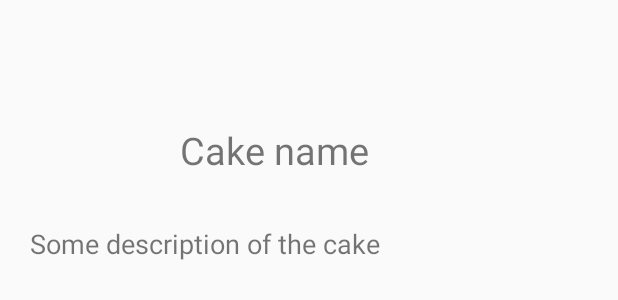
After one commit to SamAmco/waracle-tech-test, an Android app: the layout popup_cake.xml on its own in the app's theme, with its tools: preview values and no code run, on a phone screen of 412 x 824 dp. The commit adds this screen. Shown: the top 300 px of the screen. Run offline under Robolectric (Android 15) with nearby library versions, the phone set to English and light mode, and no system bars.

Commit message:
added a simple popup window to show extra info on click cake items.

```diff
--- a/app/src/main/java/com/example/waracletechtest/ui/main/MainFragment.kt
+++ b/app/src/main/java/com/example/waracletechtest/ui/main/MainFragment.kt
@@ -27,7 +27,7 @@ class MainFragment : Fragment() {
 
     override fun onCreateView(inflater: LayoutInflater, container: ViewGroup?, savedInstanceState: Bundle?): View {
         binding = DataBindingUtil.inflate(inflater, R.layout.main_fragment, container, false)
-        listAdapter = CakesAdapter()
+        listAdapter = CakesAdapter(context!!)
 
         initViewModel()
         initRecyclerView()
@@ -55,6 +55,9 @@ class MainFragment : Fragment() {
             listAdapter.submitList(it)
         })
         viewModel.errorState.observe(viewLifecycleOwner, Observer {
+            //TODO this is a pretty ugly way of communicating an error to the user.
+            // Should probably use an AlertDialog with a pre-constructed message
+            // and keep the gory details to your self.
             if (it != null) Toast.makeText(context, it, Toast.LENGTH_LONG).show()
         })
     }
--- /dev/null
+++ b/app/src/main/res/layout/popup_cake.xml
@@ -0,0 +1,43 @@
+<?xml version="1.0" encoding="utf-8"?>
+<layout>
+    <LinearLayout xmlns:android="http://schemas.android.com/apk/res/android"
+        xmlns:tools="http://schemas.android.com/tools"
+        android:orientation="vertical"
+        android:layout_width="match_parent"
+        android:layout_height="match_parent"
+        android:paddingTop="50dp"
+        android:paddingBottom="50dp"
+        android:paddingLeft="20dp"
+        android:paddingRight="20dp"
+        android:clickable="true"
+        android:focusable="true"
+        >
+        <LinearLayout
+            android:layout_width="match_parent"
+            android:layout_height="100dp"
+            android:orientation="horizontal"
+            >
+            <ImageView
+                android:id="@+id/popupCakeImage"
+                android:layout_width="80dp"
+                android:layout_height="80dp"
+                android:layout_margin="10dp"
+                android:layout_gravity="center"/>
+            <TextView
+                android:id="@+id/popupCakeTitle"
+                android:layout_width="match_parent"
+                android:layout_height="match_parent"
+                android:gravity="center|left"
+                android:textSize="25sp"
+                tools:text="Cake name"/>
+        </LinearLayout>
+
+        <TextView
+            android:id="@+id/popupCakeDesc"
+            android:layout_width="match_parent"
+            android:layout_height="match_parent"
+            android:textSize="18sp"
+            tools:text="Some description of the cake"
+            />
+    </LinearLayout>
+</layout>
```
Also changed, not shown: app/src/main/java/com/example/waracletechtest/ui/main/CakesAdapter.kt (+54 -11 lines), app/src/main/res/layout/list_item_cake.xml (+6 -2 lines).
